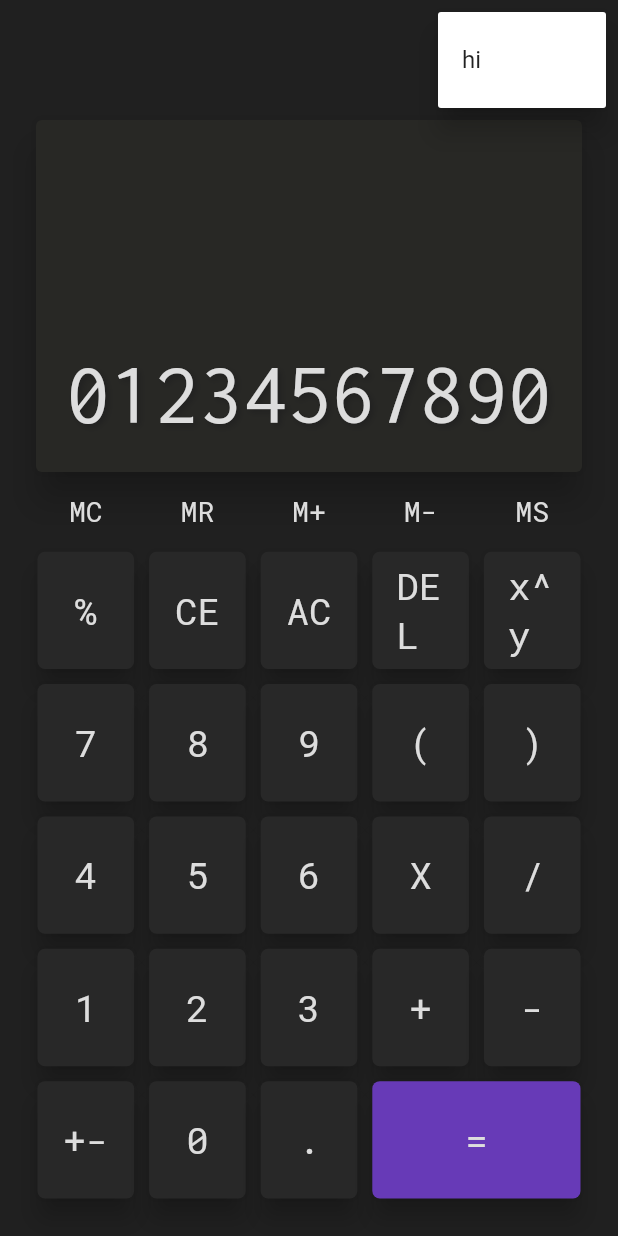
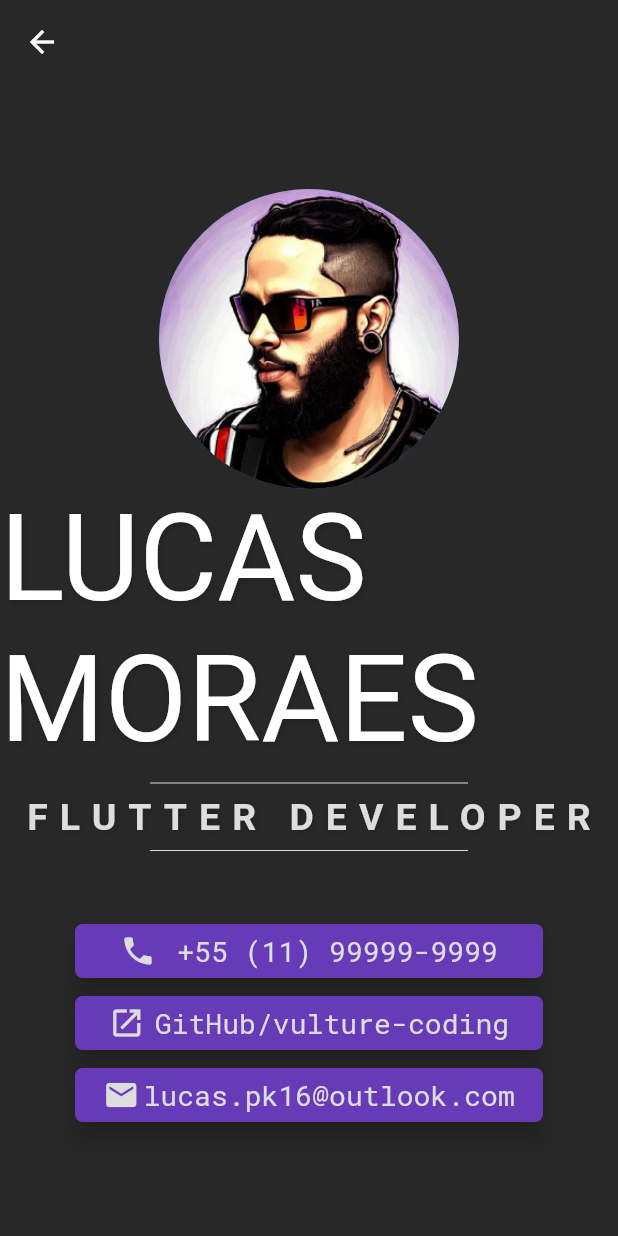
Before and after one commit to lucas-marianno/flutter_calculator_math_parser, a Flutter app: the screen it shows after launch, after a tap on the "settings" icon, on a phone screen of 412 x 824 dp. Run offline on Flutter 3.47's test engine with Material 2 defaults, Android fonts, the phone set to English and light mode, and no system bars; our stand-ins replace google_fonts.

Commit message:
about page added

```diff
--- /dev/null
+++ b/lib/about_page.dart
@@ -0,0 +1,142 @@
+import 'package:flutter/material.dart';
+import 'package:google_fonts/google_fonts.dart';
+import 'style.dart';
+import 'package:url_launcher/url_launcher_string.dart';
+import 'package:url_launcher/url_launcher.dart' as url_launcher;
+
+ThemeData myTheme = ThemeData(
+  elevatedButtonTheme: ElevatedButtonThemeData(
+    style: ElevatedButton.styleFrom(
+      fixedSize: const Size(350, 50),
+      textStyle: const TextStyle(fontSize: 20),
+      backgroundColor: Palette.dark,
+      foregroundColor: Palette.light,
+    ),
+  ),
+  dividerTheme: DividerThemeData(
+    space: 40,
+    color: Palette.light,
+    indent: 100,
+    endIndent: 100,
+  ),
+);
+
+class AboutPage extends StatelessWidget {
+  const AboutPage({super.key});
+
+  @override
+  Widget build(BuildContext context) {
+    return Scaffold(
+      appBar: AppBar(
+        backgroundColor: Palette.dark,
+        elevation: 0,
+      ),
+      backgroundColor: Palette.dark,
+      body: Column(
+        mainAxisAlignment: MainAxisAlignment.center,
+        children: [
+          const CircleAvatar(
+            radius: 100,
+            foregroundImage: AssetImage("lib/assets/avatar.png"),
+          ),
+          Text(
+            'Lucas Moraes'.toUpperCase(),
+            style: GoogleFonts.shadowsIntoLight(
+              fontSize: 80,
+              color: Colors.white,
+              shadows: [
+                Shadow(
+                  color: Palette.darkest,
+                  offset: Offset(1, 1),
+                  blurRadius: 5,
+                )
+              ],
+            ),
+          ),
+          Divider(
+            color: Palette.light,
+            indent: 100,
+            endIndent: 100,
+          ),
+          Text(
+            'flutter developer'.toUpperCase(),
+            style: GoogleFonts.fjallaOne(
+              fontSize: 25,
+              color: Palette.light,
+              fontWeight: FontWeight.bold,
+              letterSpacing: 8,
+              //fontStyle: FontStyle.italic,
+              shadows: [
+                Shadow(
+                  color: Palette.darkest,
+                  offset: Offset(1, 1),
+                  blurRadius: 5,
+                )
+              ],
+            ),
+          ),
+          Divider(
+            color: Palette.light,
+            indent: 100,
+            endIndent: 100,
+          ),
+          const SizedBox(height: 35,),
+          Padding(
+            padding: const EdgeInsets.symmetric(horizontal: 50),
+            child: Column(
+              children: [
+                ElevatedButton(
+                  style: aboutPageButtonStyle(),
+                  onPressed: () => url_launcher.launchUrl(
+                      Uri(scheme: 'tel', path: '+55(11)99999-9999')),
+                  child: Row(
+                    mainAxisAlignment: MainAxisAlignment.spaceEvenly,
+                    children: [
+                      Icon(
+                        Icons.phone,
+                        color: Palette.light,
+                      ),
+                      const Text('+55 (11) 99999-9999'),
+                    ],
+                  ),
+                ),
+                ElevatedButton(
+                  style: aboutPageButtonStyle(),
+                  onPressed: () => url_launcher.launchUrl(
+                      Uri.parse('https://github.com/vulture-coding'),
+                      mode: LaunchMode.externalApplication),
+                  child: Row(
+                    mainAxisAlignment: MainAxisAlignment.spaceEvenly,
+                    children: [
+                      Icon(
+                        Icons.open_in_new,
+                        color: Palette.light,
+                      ),
+                      const Text('GitHub/vulture-coding'),
+                    ],
+                  ),
+                ),
+                ElevatedButton(
+                  style: aboutPageButtonStyle(),
+                  onPressed: () => url_launcher.launchUrl(
+                      Uri(scheme: 'mailto', path: 'lucas.pk16@outlook.com'),
+                      mode: LaunchMode.externalApplication),
+                  child: Row(
+                    mainAxisAlignment: MainAxisAlignment.spaceEvenly,
+                    children: [
+                      Icon(
+                        Icons.email,
+                        color: Palette.light,
+                      ),
+                      const Text('lucas.pk16@outlook.com'),
+                    ],
+                  ),
+                ),
+              ],
+            ),
+          ),
+        ],
+      ),
+    );
+  }
+}
--- a/lib/appbar.dart
+++ b/lib/appbar.dart
@@ -1,21 +1,11 @@
+import 'package:calculator2/main.dart';
 import 'package:flutter/material.dart';
-
+import 'about_page.dart';
 import 'style.dart';
-
 
 AppBar myAppBar() {
   return AppBar(
     elevation: 0,
     backgroundColor: Palette.darkest,
-    actions: [
-      PopupMenuButton(
-        icon: const Icon(Icons.settings),
-        itemBuilder: (BuildContext context) {
-          return const [
-            PopupMenuItem(child: Text('hi')),
-          ];
-        },
-      ),
-    ],
   );
 }
--- a/lib/main.dart
+++ b/lib/main.dart
@@ -4,25 +4,19 @@
 import 'keyboard_layout.dart';
 import 'screen.dart';
 import 'package:flutter/services.dart';
-
-
+import 'about_page.dart';
 
 void main() {
-
-
   runApp(const MyApp());
 }
 
 class MyApp extends StatelessWidget {
-
   const MyApp({super.key});
 
   @override
   Widget build(BuildContext context) {
-
     SystemChrome.setEnabledSystemUIMode(SystemUiMode.leanBack);
     return MaterialApp(
-
       debugShowCheckedModeBanner: false,
       title: 'Flutter Demo',
       theme: ThemeData(
@@ -48,16 +42,31 @@
   Widget build(BuildContext context) {
     return SafeArea(
       child: Scaffold(
-        appBar: myAppBar(),
+        //appBar: myAppBar(),
         backgroundColor: Palette.darkest,
         body: SafeArea(
           minimum: const EdgeInsets.all(20),
           child: Center(
             child: Column(
               mainAxisAlignment: MainAxisAlignment.center,
-              children: const [
-                Screen(),
-                KeyBoard(),
+              children: [
+                Align(
+                  alignment: Alignment.topRight,
+                  child: IconButton(
+                    onPressed: () {
+                      Navigator.of(context).push(
+                        MaterialPageRoute(
+                          builder: (BuildContext context) => const AboutPage(),
+                        ),
+                      );
+                    },
+                    icon: Icon(
+                      Icons.settings,
+                      color: Palette.light,),
+                  ),
+                ),
+                const Screen(),
+                const KeyBoard(),
               ],
             ),
           ),
--- a/lib/style.dart
+++ b/lib/style.dart
@@ -7,6 +7,7 @@
   static Color screenBackground = const Color.fromARGB(255, 40, 40, 37);
   static Color light = const Color(0xffDDDDDD);
   static Color textAccentColor = Colors.amber;
+
   Palette();
 }
 
@@ -56,3 +57,10 @@
     textStyle: GoogleFonts.robotoMono(fontSize: DefaultSizes.defaultKeyTextSize*0.75),
   );
 }
+
+ButtonStyle aboutPageButtonStyle() {
+  return ElevatedButton.styleFrom(
+    backgroundColor: Colors.deepPurple,
+    textStyle: GoogleFonts.robotoMono(fontSize: DefaultSizes.defaultKeyTextSize*0.75),
+  );
+}
--- a/pubspec.yaml
+++ b/pubspec.yaml
@@ -36,6 +36,7 @@
   # Use with the CupertinoIcons class for iOS style icons.
   cupertino_icons: ^1.0.2
   google_fonts: ^4.0.3
+  url_launcher: ^6.1.10
 
 dev_dependencies:
   flutter_test:
@@ -60,8 +61,8 @@
   uses-material-design: true
 
   # To add assets to your application, add an assets section, like this:
-  # assets:
-  #   - images/a_dot_burr.jpeg
+  assets:
+    - lib/assets/
   #   - images/a_dot_ham.jpeg
 
   # An image asset can refer to one or more resolution-specific "variants", see
```
Also changed, not shown: lib/assets/fonts/OFL.txt (added, +93 -0 lines), lib/assets/avatar.png (added), lib/assets/fonts/Mynerve-Regular.ttf (added), pubspec.lock.
